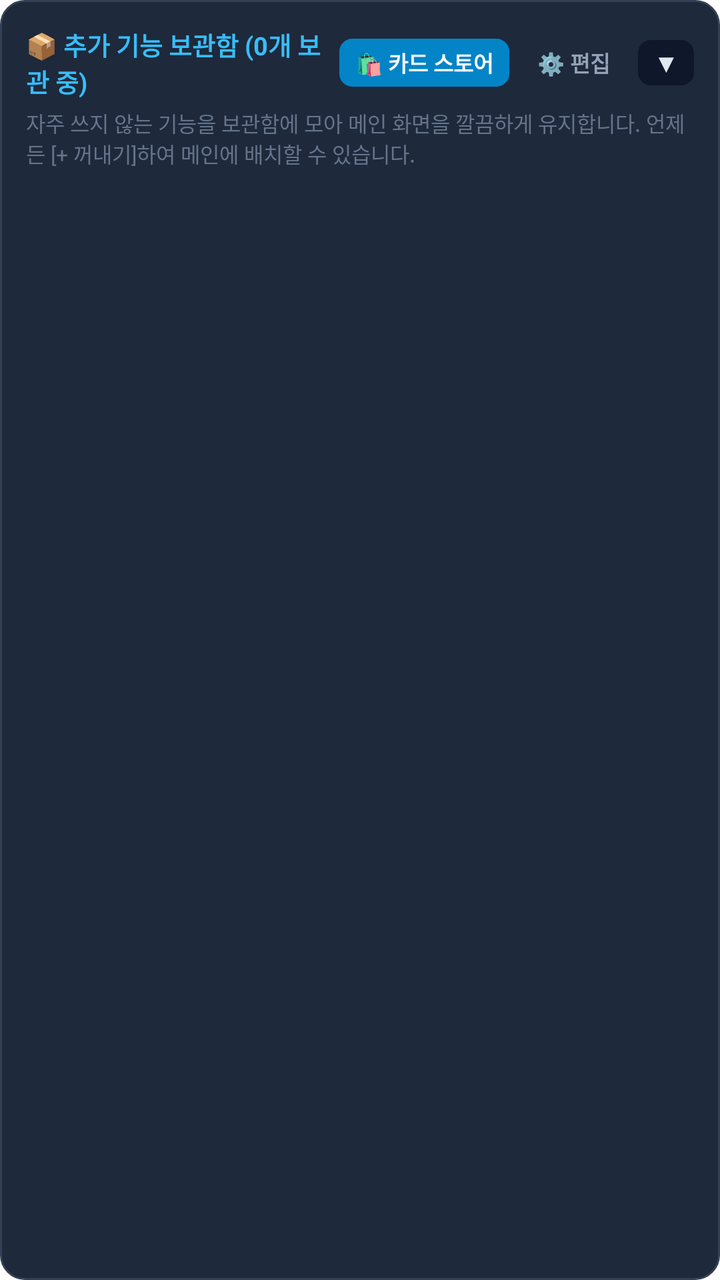
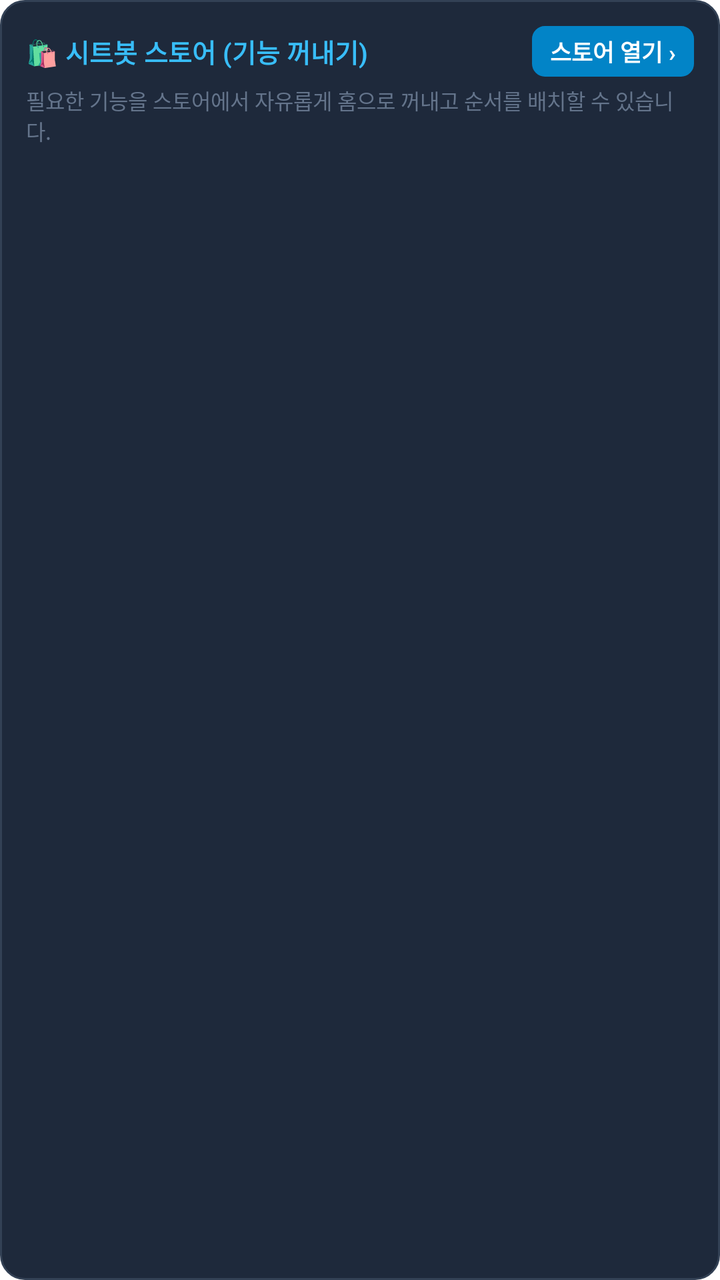

Screens rendered from an Android XML layout before and after an edit, with the pre-edit source and the edit as a unified diff.
<!-- AndroidManifest.xml: application theme Theme.SheetBotDepositAgent -->
<!-- res/layout/card_drawer.xml -->
<?xml version="1.0" encoding="utf-8"?>
<LinearLayout xmlns:android="http://schemas.android.com/apk/res/android"
    android:id="@+id/cardDrawerBox"
    android:layout_width="match_parent"
    android:layout_height="wrap_content"
    android:orientation="vertical"
    android:background="@drawable/bg_card_scenario"
    android:padding="13dp"
    android:layout_marginTop="16dp"
    android:layout_marginBottom="12dp">

    <LinearLayout
        android:id="@+id/layoutDrawerHeader"
        android:layout_width="match_parent"
        android:layout_height="wrap_content"
        android:orientation="horizontal"
        android:gravity="center_vertical"
        android:clickable="true"
        android:focusable="true">

        <TextView
            android:id="@+id/tvDrawerTitle"
            android:layout_width="0dp"
            android:layout_height="wrap_content"
            android:layout_weight="1"
            android:text="📦 추가 기능 보관함 (0개 보관 중)"
            android:textColor="#38BDF8"
            android:textSize="12.5sp"
            android:textStyle="bold" />

        <TextView
            android:id="@+id/btnOpenMarketplace"
            android:layout_width="wrap_content"
            android:layout_height="wrap_content"
            android:background="@drawable/bg_badge_version"
            android:backgroundTint="#0284C7"
            android:paddingHorizontal="8dp"
            android:paddingVertical="4dp"
            android:text="🛍️ 카드 스토어"
            android:textColor="#FFFFFF"
            android:textSize="11sp"
            android:textStyle="bold"
            android:layout_marginEnd="6dp"
            android:clickable="true"
            android:focusable="true" />

        <TextView
            android:id="@+id/btnDrawerManage"
            android:layout_width="wrap_content"
            android:layout_height="wrap_content"
            android:background="@drawable/bg_badge_version"
            android:backgroundTint="#1E293B"
            android:paddingHorizontal="8dp"
            android:paddingVertical="4dp"
            android:text="⚙️ 편집"
            android:textColor="#94A3B8"
            android:textSize="11sp"
            android:textStyle="bold"
            android:layout_marginEnd="6dp"
            android:clickable="true"
            android:focusable="true" />

        <TextView
            android:id="@+id/btnToggleDrawer"
            android:layout_width="wrap_content"
            android:layout_height="wrap_content"
            android:background="@drawable/bg_badge_version"
            android:backgroundTint="#0F172A"
            android:paddingHorizontal="8dp"
            android:paddingVertical="3dp"
            android:text="▼"
            android:textColor="#E2E8F0"
            android:textSize="12sp"
            android:textStyle="bold" />
    </LinearLayout>

    <TextView
        android:id="@+id/tvDrawerSubtitle"
        android:layout_width="match_parent"
        android:layout_height="wrap_content"
        android:text="자주 쓰지 않는 기능을 보관함에 모아 메인 화면을 깔끔하게 유지합니다. 언제든 [+ 꺼내기]하여 메인에 배치할 수 있습니다."
        android:textColor="#64748B"
        android:textSize="10.5sp"
        android:layout_marginTop="4dp" />

    
    <LinearLayout
        android:id="@+id/layoutDrawerContent"
        android:layout_width="match_parent"
        android:layout_height="wrap_content"
        android:orientation="vertical"
        android:layout_marginTop="10dp"
        android:visibility="gone">

        <View
            android:layout_width="match_parent"
            android:layout_height="1dp"
            android:background="#334155"
            android:layout_marginBottom="8dp" />

        
        <LinearLayout
            android:id="@+id/layoutDrawerItems"
            android:layout_width="match_parent"
            android:layout_height="wrap_content"
            android:orientation="vertical" />
    </LinearLayout>
</LinearLayout>
<!-- resources referenced by this layout -->
<resources>
  <!-- drawable bg_badge_version (drawable) -->
  <?xml version="1.0" encoding="utf-8"?>
  <shape xmlns:android="http://schemas.android.com/apk/res/android"
      android:shape="rectangle">
      <corners android:radius="6dp" />
      <solid android:color="#064E3B" />
      <stroke android:width="1dp" android:color="#059669" />
  </shape>
  <!-- drawable bg_card_scenario (drawable) -->
  <?xml version="1.0" encoding="utf-8"?>
  <shape xmlns:android="http://schemas.android.com/apk/res/android"
      android:shape="rectangle">
      <corners android:radius="12dp" />
      <solid android:color="#1E293B" />
      <stroke android:width="1dp" android:color="#334155" />
  </shape>
  <style name="Theme.SheetBotDepositAgent" parent="Theme.MaterialComponents.DayNight.NoActionBar">
          <item name="colorPrimary">@color/purple_500</item>
          <item name="colorPrimaryVariant">@color/purple_700</item>
          <item name="colorOnPrimary">@color/white</item>
          <item name="colorSecondary">@color/teal_200</item>
          <item name="colorSecondaryVariant">@color/teal_700</item>
          <item name="colorOnSecondary">@color/black</item>
          <item name="android:statusBarColor">#0F172A</item>
      </style>
  <color name="purple_500">#4F46E5</color>
  <color name="purple_700">#4338CA</color>
  <color name="white">#FFFFFFFF</color>
  <color name="teal_200">#10B981</color>
  <color name="teal_700">#059669</color>
  <color name="black">#000000</color>
</resources>

<!-- the commit's change to res/layout/card_drawer.xml (unified diff, before → after) -->
@@ -23,9 +23,9 @@
             android:layout_width="0dp"
             android:layout_height="wrap_content"
             android:layout_weight="1"
-            android:text="📦 추가 기능 보관함 (0개 보관 중)"
+            android:text="🛍️ 시트봇 스토어 (기능 꺼내기)"
             android:textColor="#38BDF8"
-            android:textSize="12.5sp"
+            android:textSize="13sp"
             android:textStyle="bold" />
 
         <TextView
@@ -34,13 +34,12 @@
             android:layout_height="wrap_content"
             android:background="@drawable/bg_badge_version"
             android:backgroundTint="#0284C7"
-            android:paddingHorizontal="8dp"
+            android:paddingHorizontal="9dp"
             android:paddingVertical="4dp"
-            android:text="🛍️ 카드 스토어"
+            android:text="스토어 열기 ›"
             android:textColor="#FFFFFF"
-            android:textSize="11sp"
+            android:textSize="11.5sp"
             android:textStyle="bold"
-            android:layout_marginEnd="6dp"
             android:clickable="true"
             android:focusable="true" />
 
@@ -48,37 +47,20 @@
             android:id="@+id/btnDrawerManage"
             android:layout_width="wrap_content"
             android:layout_height="wrap_content"
-            android:background="@drawable/bg_badge_version"
-            android:backgroundTint="#1E293B"
-            android:paddingHorizontal="8dp"
-            android:paddingVertical="4dp"
-            android:text="⚙️ 편집"
-            android:textColor="#94A3B8"
-            android:textSize="11sp"
-            android:textStyle="bold"
-            android:layout_marginEnd="6dp"
-            android:clickable="true"
-            android:focusable="true" />
+            android:visibility="gone" />
 
         <TextView
             android:id="@+id/btnToggleDrawer"
             android:layout_width="wrap_content"
             android:layout_height="wrap_content"
-            android:background="@drawable/bg_badge_version"
-            android:backgroundTint="#0F172A"
-            android:paddingHorizontal="8dp"
-            android:paddingVertical="3dp"
-            android:text="▼"
-            android:textColor="#E2E8F0"
-            android:textSize="12sp"
-            android:textStyle="bold" />
+            android:visibility="gone" />
     </LinearLayout>
 
     <TextView
         android:id="@+id/tvDrawerSubtitle"
         android:layout_width="match_parent"
         android:layout_height="wrap_content"
-        android:text="자주 쓰지 않는 기능을 보관함에 모아 메인 화면을 깔끔하게 유지합니다. 언제든 [+ 꺼내기]하여 메인에 배치할 수 있습니다."
+        android:text="필요한 기능을 스토어에서 자유롭게 홈으로 꺼내고 순서를 배치할 수 있습니다."
         android:textColor="#64748B"
         android:textSize="10.5sp"
         android:layout_marginTop="4dp" />
